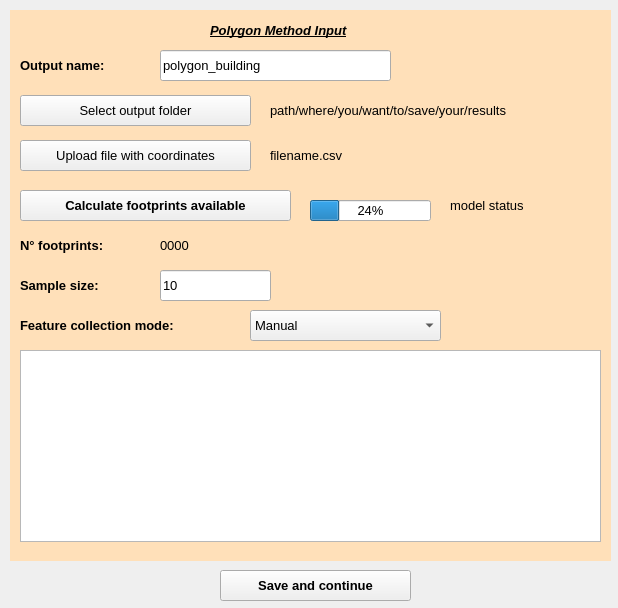
Old version of the form gui_template/polygon_method.ui in the repository GEMScienceTools/RUBIC-AI.
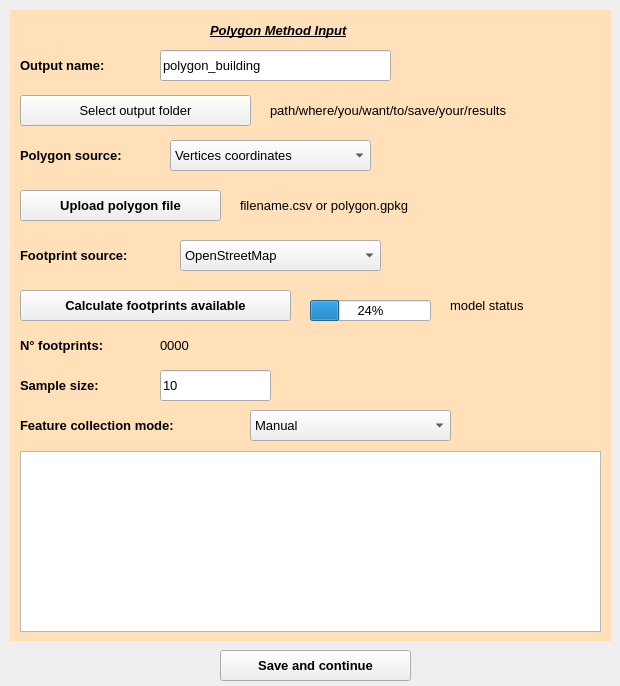
New version of the form.

Commit message: updated polygon method

Diff of the .ui file:
```diff
--- a/gui_template/polygon_method.ui
+++ b/gui_template/polygon_method.ui
@@ -6,39 +6,40 @@
    <rect>
     <x>0</x>
     <y>0</y>
-    <width>618</width>
-    <height>608</height>
+    <width>620</width>
+    <height>686</height>
    </rect>
   </property>
   <property name="windowTitle">
    <string>MainWindow</string>
   </property>
   <widget class="QWidget" name="coord_frame">
-   <widget class="QPushButton" name="csv_button_polygon">
+   <widget class="QPushButton" name="input_button_polygon">
     <property name="geometry">
      <rect>
       <x>20</x>
-      <y>140</y>
-      <width>231</width>
+      <y>190</y>
+      <width>201</width>
       <height>31</height>
      </rect>
     </property>
     <property name="font">
      <font>
       <pointsize>10</pointsize>
-      <weight>50</weight>
-      <bold>false</bold>
+      <weight>75</weight>
+      <italic>false</italic>
+      <bold>true</bold>
      </font>
     </property>
     <property name="text">
-     <string>Upload file with coordinates</string>
+     <string>Upload polygon file</string>
     </property>
    </widget>
    <widget class="QPushButton" name="save_button">
     <property name="geometry">
      <rect>
       <x>220</x>
-      <y>570</y>
+      <y>650</y>
       <width>191</width>
       <height>31</height>
      </rect>
@@ -60,7 +61,7 @@
       <x>10</x>
       <y>10</y>
       <width>601</width>
-      <height>551</height>
+      <height>631</height>
      </rect>
     </property>
     <property name="styleSheet">
@@ -70,24 +71,6 @@
      <string/>
     </property>
    </widget>
-   <widget class="QLabel" name="polygon_path">
-    <property name="geometry">
-     <rect>
-      <x>270</x>
-      <y>140</y>
-      <width>291</width>
-      <height>31</height>
-     </rect>
-    </property>
-    <property name="font">
-     <font>
-      <pointsize>10</pointsize>
-     </font>
-    </property>
-    <property name="text">
-     <string>filename.csv</string>
-    </property>
-   </widget>
    <widget class="QLabel" name="polygon_label">
     <property name="geometry">
      <rect>
@@ -115,7 +98,7 @@
     <property name="geometry">
      <rect>
       <x>20</x>
-      <y>230</y>
+      <y>330</y>
       <width>121</width>
       <height>31</height>
      </rect>
@@ -135,7 +118,7 @@
     <property name="geometry">
      <rect>
       <x>20</x>
-      <y>270</y>
+      <y>370</y>
       <width>121</width>
       <height>31</height>
      </rect>
@@ -155,7 +138,7 @@
     <property name="geometry">
      <rect>
       <x>160</x>
-      <y>230</y>
+      <y>330</y>
       <width>211</width>
       <height>31</height>
      </rect>
@@ -173,7 +156,7 @@
     <property name="geometry">
      <rect>
       <x>160</x>
-      <y>270</y>
+      <y>370</y>
       <width>111</width>
       <height>31</height>
      </rect>
@@ -187,11 +170,11 @@
      <string>10</string>
     </property>
    </widget>
-   <widget class="QPushButton" name="load_data_button">
+   <widget class="QPushButton" name="get_footprint_button">
     <property name="geometry">
      <rect>
       <x>20</x>
-      <y>190</y>
+      <y>290</y>
       <width>271</width>
       <height>31</height>
      </rect>
@@ -283,12 +266,12 @@
      <string>path/where/you/want/to/save/your/results</string>
     </property>
    </widget>
-   <widget class="QComboBox" name="collection_mode">
+   <widget class="QComboBox" name="polygon_source_value">
     <property name="geometry">
      <rect>
-      <x>250</x>
-      <y>310</y>
-      <width>191</width>
+      <x>170</x>
+      <y>140</y>
+      <width>201</width>
       <height>31</height>
      </rect>
     </property>
@@ -299,12 +282,12 @@
     </property>
     <item>
      <property name="text">
-      <string>Manual</string>
+      <string>Vertices coordinates</string>
      </property>
     </item>
     <item>
      <property name="text">
-      <string>AI Powered</string>
+      <string>Existing polygon</string>
      </property>
     </item>
    </widget>
@@ -312,7 +295,7 @@
     <property name="geometry">
      <rect>
       <x>20</x>
-      <y>310</y>
+      <y>410</y>
       <width>221</width>
       <height>31</height>
      </rect>
@@ -332,9 +315,9 @@
     <property name="geometry">
      <rect>
       <x>20</x>
-      <y>350</y>
+      <y>451</y>
       <width>581</width>
-      <height>192</height>
+      <height>181</height>
      </rect>
     </property>
    </widget>
@@ -342,7 +325,7 @@
     <property name="geometry">
      <rect>
       <x>450</x>
-      <y>190</y>
+      <y>290</y>
       <width>151</width>
       <height>31</height>
      </rect>
@@ -360,7 +343,7 @@
     <property name="geometry">
      <rect>
       <x>310</x>
-      <y>200</y>
+      <y>300</y>
       <width>121</width>
       <height>21</height>
      </rect>
@@ -374,25 +357,137 @@
      <number>24</number>
     </property>
    </widget>
+   <widget class="QLabel" name="polygon_source_label">
+    <property name="geometry">
+     <rect>
+      <x>20</x>
+      <y>140</y>
+      <width>151</width>
+      <height>31</height>
+     </rect>
+    </property>
+    <property name="font">
+     <font>
+      <pointsize>10</pointsize>
+      <weight>75</weight>
+      <bold>true</bold>
+     </font>
+    </property>
+    <property name="text">
+     <string>Polygon source:</string>
+    </property>
+   </widget>
+   <widget class="QLabel" name="polygon_path_value">
+    <property name="geometry">
+     <rect>
+      <x>240</x>
+      <y>190</y>
+      <width>291</width>
+      <height>31</height>
+     </rect>
+    </property>
+    <property name="font">
+     <font>
+      <pointsize>10</pointsize>
+     </font>
+    </property>
+    <property name="text">
+     <string>filename.csv or polygon.gpkg</string>
+    </property>
+   </widget>
+   <widget class="QComboBox" name="collection_mode_value">
+    <property name="geometry">
+     <rect>
+      <x>250</x>
+      <y>410</y>
+      <width>201</width>
+      <height>31</height>
+     </rect>
+    </property>
+    <property name="font">
+     <font>
+      <pointsize>10</pointsize>
+     </font>
+    </property>
+    <item>
+     <property name="text">
+      <string>Manual</string>
+     </property>
+    </item>
+    <item>
+     <property name="text">
+      <string>AI powered</string>
+     </property>
+    </item>
+   </widget>
+   <widget class="QComboBox" name="footprint_value">
+    <property name="geometry">
+     <rect>
+      <x>180</x>
+      <y>240</y>
+      <width>201</width>
+      <height>31</height>
+     </rect>
+    </property>
+    <property name="font">
+     <font>
+      <pointsize>10</pointsize>
+     </font>
+    </property>
+    <item>
+     <property name="text">
+      <string>OpenStreetMap</string>
+     </property>
+    </item>
+    <item>
+     <property name="text">
+      <string>Overture</string>
+     </property>
+    </item>
+   </widget>
+   <widget class="QLabel" name="footprint_label">
+    <property name="geometry">
+     <rect>
+      <x>20</x>
+      <y>240</y>
+      <width>151</width>
+      <height>31</height>
+     </rect>
+    </property>
+    <property name="font">
+     <font>
+      <pointsize>10</pointsize>
+      <weight>75</weight>
+      <bold>true</bold>
+     </font>
+    </property>
+    <property name="text">
+     <string>Footprint source:</string>
+    </property>
+   </widget>
    <zorder>backg_1</zorder>
-   <zorder>csv_button_polygon</zorder>
+   <zorder>input_button_polygon</zorder>
    <zorder>save_button</zorder>
-   <zorder>polygon_path</zorder>
    <zorder>polygon_label</zorder>
    <zorder>n_building</zorder>
    <zorder>sample_size</zorder>
    <zorder>building_value_polygon</zorder>
    <zorder>sample_size_polygon</zorder>
-   <zorder>load_data_button</zorder>
+   <zorder>get_footprint_button</zorder>
    <zorder>output_label_polygon</zorder>
    <zorder>output_polygon</zorder>
    <zorder>path_out_folder_bt</zorder>
    <zorder>output_folder_value</zorder>
-   <zorder>collection_mode</zorder>
+   <zorder>polygon_source_value</zorder>
    <zorder>feature_collection_label</zorder>
    <zorder>tableWidget</zorder>
    <zorder>footprint_progress_label</zorder>
    <zorder>footprint_progress</zorder>
+   <zorder>polygon_source_label</zorder>
+   <zorder>polygon_path_value</zorder>
+   <zorder>collection_mode_value</zorder>
+   <zorder>footprint_value</zorder>
+   <zorder>footprint_label</zorder>
   </widget>
  </widget>
  <resources/>
```
The commit also changes 5 other files.
